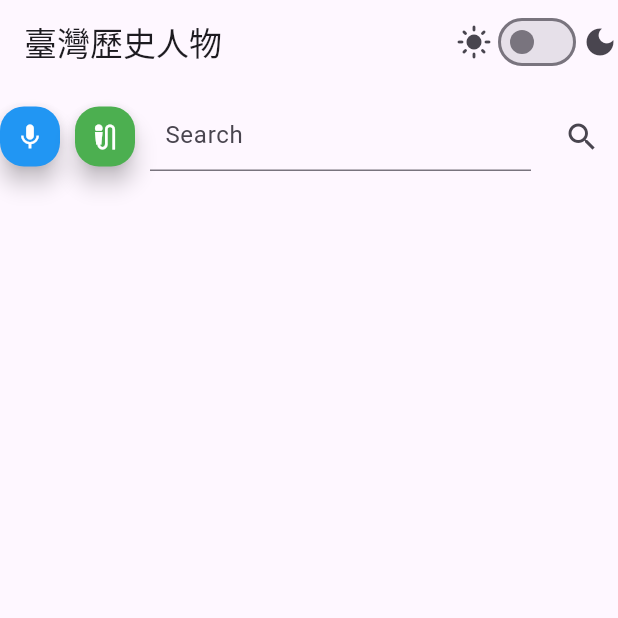
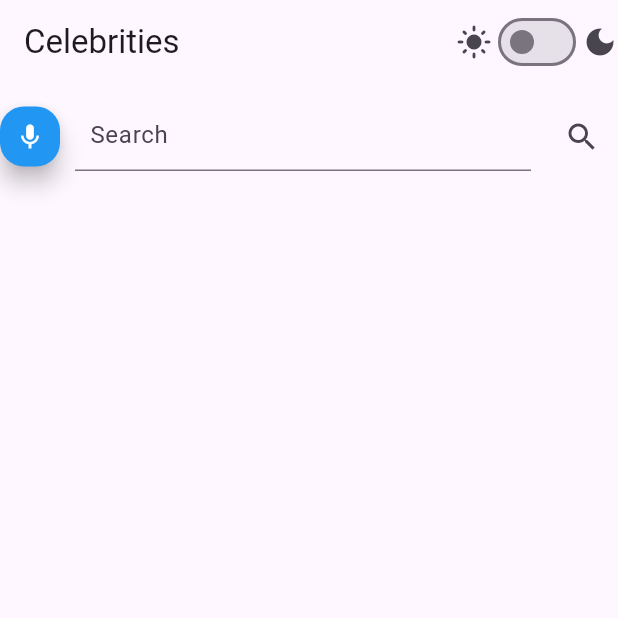
Before and after one commit to cheeseburger6666/History, a Flutter app: the screen it shows after launch, after a tap on the "search" icon, on a phone screen of 412 x 824 dp, the top half of it. Run offline on Flutter 3.47's test engine with Material 3 defaults, Android fonts, the light colour scheme and no system bars; our stand-ins replace flutter_tts, just_audio; missing offline and left inert: record.

Commit message:
stt works omg

```diff
--- a/lib/main.dart
+++ b/lib/main.dart
@@ -7,13 +7,6 @@ import 'package:record/record.dart'; // Record
 import 'package:celebrities/stt.dart';
 import 'package:celebrities/tts.dart';
 import 'package:just_audio/just_audio.dart';
-import 'package:flutter_sound/flutter_sound.dart';
-import 'package:permission_handler/permission_handler.dart';
-import 'package:celebrities/tw_stt.dart'; // 台語 API
-import 'dart:io';          // 提供 File 類別
-import 'dart:convert';     // 提供 base64Encode、jsonDecode
-import 'package:http/http.dart' as http; // 提供 http.post（注意要裝 http 套件）
-
 
 final record = AudioRecorder();
 final player = AudioPlayer();
@@ -51,7 +44,7 @@ class _MyAppState extends State<MyApp> {
   @override
   Widget build(BuildContext context) {
     return MaterialApp(
-      title: '臺灣歷史人物',
+      title: 'Celebrities',
       theme: ThemeData.light(),
       darkTheme: ThemeData.dark(),
       themeMode: _themeMode,
@@ -80,38 +73,127 @@ class HomePage extends StatefulWidget {
 
 
 class _HomePageState extends State<HomePage> {
-  final List _celebrities = [{}];
+  final List _celebrities = [
+    {
+      "name": "Super Craig",
+      "occupation": "Brutalist",
+      "image": "images/Super-craig.webp",
+      "introduction":
+      "無論是不是在扮演超級英雄，超級克雷格·塔克永遠都是「超級」的。超級強壯，超級生氣，超級擅長豎中指讓敵人超級憤怒，然後再超級狠地錘他們一拳。",
+    },
+    {
+      "name": "Human Kite",
+      "occupation": "Elementalist-Blaster",
+      "image": "images/Human-kite.webp",
+      "introduction":
+      "作為對抗風箏迫害的先鋒，風箏俠——亦稱凱爾·布羅夫洛夫斯基，是一位元素使和爆破者的混種，有著爆炸的雷射眼。命運宿敵：來自平行宇宙的風箏俠二號。",
+    },
+    {
+      "name": "Fastpass",
+      "occupation": "Speedster",
+      "image": "images/Fastpass.webp",
+      "introduction":
+      "在白天，他是溫和的單口相聲演員吉米·瓦爾莫，在晚上，他就是一位經典的速行者。速行俠以他超快的速度，隱形的能力與強大的治療能力讓邪惡看不清路，他同時也提供一個非常貼心的快速移動服務。",
+    },
+    {
+      "name": "Mosquito",
+      "occupation": "Hunter-Vampire",
+      "image": "images/Mosquito.webp",
+      "introduction":
+      "被一隻受輻射影響變異的蚊子咬過之後，克萊德·多諾萬就變成了這個超人般的，被稱為蚊子俠的疾病攜帶者。他很樂意吸光罪犯的血，而且他整個人，都噁心極了。",
+    },
+    {
+      "name": "Captain Diabetes",
+      "occupation": "Brutalist",
+      "image": "images/Captain-diabetes.webp",
+      "introduction":
+      "作為糖尿病隊長，斯科特·馬爾金森使用糖尿病的毀滅性力量。身為蠻人，他會熟練運用自己暴力的擊退組合連擊，以及煩人的交友出遊欲望。謹奉告，他真的，真的有糖尿病。",
+    },
+    {
+      "name": "The Coon",
+      "occupation": "Ninja Manimal",
+      "image": "images/The-coon.webp",
+      "introduction":
+      "浣熊俠是誰？一個忍者人獸，一個嗜血冷酷而致命的刺客。他是太空浣熊和以「何妨一試」為人生準則的動物管理員的後裔，其真實身份不明。",
+    },
+    {
+      "name": "Toolshed",
+      "occupation": "Gadgeteer",
+      "image": "images/Toolshed.webp",
+      "introduction":
+      "一道可怕的閃電把亂七八糟的工具轉移到了和藹男孩斯坦·馬什的身上，讓它成為了工具俠，真正的工具大師。不過很可惜，如果只有個錘子，他就沒什麼錘子用了。",
+    },
+    {
+      "name": "Call Girl",
+      "occupation": "Gadgeteer",
+      "image": "images/Call-girl.webp",
+      "introduction":
+      "電話女俠是一名有著好心腸的發明家兼白帽子（White-hat). 無論是在網絡上，還是現實生活中，她都會很暴力地坑罪犯。電話女俠精通於洩密，網絡釣魚，以及減益效果。",
+    },
+    {
+      "name": "Professor Chaos",
+      "occupation": "Blaster-Summoner",
+      "image": "images/Professor-chaos.webp",
+      "introduction":
+      "混沌教授用無情的效率將混沌外包出去，他的那些有些邪惡的計劃得到實施，靠的是他的倉鼠小部下，混沌小孩們，還有墨西哥人。不過只有一個問題，他並不是一個有證的教授。",
+    },
+    {
+      "name": "Mysterion",
+      "occupation": "Netherborn",
+      "image": "images/Mysterion.webp",
+      "introduction":
+      "身為一名無限重生的幽冥族，神秘俠具有人類不該擁有的力量與智慧。在最絕望的緊要關頭他可以變為他的究極形態：神秘俠鬼魂。",
+    },
+    {
+      "name": "Tupperware",
+      "occupation": "Cyborg",
+      "image": "images/Tupperware.webp",
+      "introduction":
+      "一場極小概率的食品儲藏室意外將托肯·布萊克變成了保鮮盒俠，一名生化人超級英雄，他能夠運用自己的力量製造致命的保鮮炮台，也能保證食物的新鮮。",
+    },
+    {
+      "name": "Wonder Tweek",
+      "occupation": "Elementalist",
+      "image": "images/Wonder-tweek.webp",
+      "introduction":
+      "在特維克·特威克人畜無害地觀看天氣頻道時，一場意外的太陽異常現象賦予了他掌控原始地球元素，閃電，水，和咖啡因的能力。",
+    },
+  ];
   List showCelebrities = [];
   final TextEditingController _searchController = TextEditingController();
-  final FlutterSoundRecorder _twRecorder = FlutterSoundRecorder();
-  bool isTwRecording = false;
-  String? _twFilePath;
-
   @override
   void initState() {
     super.initState();
-    _twRecorder.openRecorder();
+    showCelebrities = List.from(_celebrities);
   }
 
   @override
   void dispose() {
     _searchController.dispose();
-    _twRecorder.closeRecorder();
     super.dispose();
   }
 
+  void _searchCelebrities(String keyword) {
+    setState(() {
+      showCelebrities =
+          _celebrities
+              .where(
+                (celebrity) =>
+            celebrity["name"].contains(keyword) ||
+                celebrity["occupation"].contains(keyword),
+          )
+              .toList();
+    });
+  }
+
   bool isRecording = false;
-
-  void _searchCelebrities(String keyword){
-
-  }
 
   @override
   Widget build(BuildContext context) {
     return Scaffold(
       /*appBar: AppBar(title: const Text('Celebrities')),*/
       appBar: AppBar(
-        title: const Text('臺灣歷史人物'),
+        title: const Text('Celebrities'),
         actions: [
           Row(
             children: [
@@ -130,7 +212,6 @@ class _HomePageState extends State<HomePage> {
         children: [
           Row(
             children: [
-              // 中文語音辨識按鈕（藍色）
               SizedBox(
                 width: 40,
                 height: 40,
@@ -138,19 +219,21 @@ class _HomePageState extends State<HomePage> {
                   onPressed: () async {
                     final tempPath = await getTemporaryDirectory();
                     String path = "${tempPath.path}/audio.wav";
-
                     if (isRecording) {
                       // 停止錄音
                       await record.stop();
+
                       String? result = await request(path);
                       if (result != null) {
                         _searchController.text = result;
                       } else {
                         _searchController.text = "";
                       }
+
                       isRecording = false;
                     } else {
                       // 開始錄音
+
                       if (await record.hasPermission()) {
                         await record.start(
                           const RecordConfig(
@@ -160,93 +243,15 @@ class _HomePageState extends State<HomePage> {
                           ),
                           path: path,
                         );
-                        isRecording = true;
                       }
+                      isRecording = true;
                     }
                     setState(() {});
-                  }
-                  , // 用原本的 record + request
+                  },
                   backgroundColor: isRecording ? Colors.red : Colors.blue,
                   label: const Icon(Icons.mic, color: Colors.white, size: 20),
                 ),
               ),
-
-              const SizedBox(width: 10), // 加一點間距
-
-              // 台語語音辨識按鈕（綠色）
-              SizedBox(
-                width: 40,
-                height: 40,
-                child: FloatingActionButton.extended(
-                  onPressed: () async {
-                    final tempDir = await getTemporaryDirectory();
-                    String twPath = '${tempDir.path}/tw_temp.wav';
-
-                    if (isTwRecording) {
-                      await _twRecorder.stopRecorder();
-                      isTwRecording = false;
-
-                      final file = File(twPath);
-                      if (!(await file.exists())) {
-                        _searchController.text = '錄音檔不存在';
-                        return;
-                      }
-
-
-                      // 呼叫 tw_stt.dart 中的辨識 API
-                      final bytes = await File(twPath).readAsBytes();
-                      final base64Audio = base64Encode(bytes);
-
-                      try {
-                        final response = await http.post(
-                          Uri.parse('http://140.116.245.149:5002/proxy'),
-                          headers: {'Content-Type': 'application/json'},
-                          body: jsonEncode({
-                            'lang': 'TA and ZH Medical V1',
-                            'token': '2025@test@asr',
-                            'audio': base64Audio,
-                          }),
-                        );
-                        print('Base64 audio length: ${base64Audio.length}');
-
-
-
-                        if (response.statusCode == 200) {
-                          final result = jsonDecode(response.body);
-                          if (result.containsKey('sentence')) {
-                            _searchController.text = result['sentence'];
-                          } else {
-                            _searchController.text = 'API 回傳缺少 sentence 欄位';
-                          }
-                        } else {
-                          print('辨識失敗 HTTP status: ${response.statusCode}');
-                          print('response body: ${response.body}');
-                          _searchController.text = '辨識失敗：${response.body}';
-                        }
-                      } catch (e) {
-                        print('辨識錯誤細節：$e');
-                        _searchController.text = '辨識過程出錯：$e';
-                      }
-                    } else {
-                      await Permission.microphone.request();
-                      await _twRecorder.startRecorder(
-                        toFile: twPath,
-                        codec: Codec.pcm16WAV,
-                        sampleRate: 16000,
-                        numChannels: 1,
-                      );
-                      isTwRecording = true;
-                    }
-
-                    setState(() {});
-                  }
-                  , // 使用 flutter_sound + tw_stt
-                  backgroundColor: isTwRecording ? Colors.red : Colors.green,
-                  label: const Icon(Icons.mic_external_on, color: Colors.white, size: 20),
-                ),
-              ),
-
-              // 搜尋框
               Expanded(
                 child: Container(
                   margin: const EdgeInsets.all(10),
@@ -260,14 +265,54 @@ class _HomePageState extends State<HomePage> {
                   ),
                 ),
               ),
-
-              // 搜尋按鈕
               IconButton(
                 icon: const Icon(Icons.search),
                 onPressed: () => _searchCelebrities(_searchController.text),
               ),
             ],
-          )
+          ),
+          /*Expanded(
+            child: ListView.builder(
+              itemCount: showCelebrities.length,
+              itemBuilder: (context, index) {
+                return Card(
+                  margin: const EdgeInsets.symmetric(
+                    horizontal: 10,
+                    vertical: 6,
+                  ),
+                  elevation: 4,
+                  shape: RoundedRectangleBorder(
+                    borderRadius: BorderRadius.circular(12),
+                  ),
+                  child: ListTile(
+                    leading: Image.asset(
+                      showCelebrities[index]["image"],
+                      width: 50,
+                      height: 50,
+                      fit: BoxFit.cover,
+                    ),
+                    title: Text(showCelebrities[index]["name"]),
+                    subtitle: Text(showCelebrities[index]["occupation"]),
+                    trailing: IconButton(
+                      onPressed: () {
+                        Navigator.push(
+                          context,
+                          MaterialPageRoute(
+                            builder: (context) {
+                              return CeleBrityDetail(
+                                celebrity: showCelebrities[index],
+                              );
+                            },
+                          ),
+                        );
+                      },
+                      icon: const Icon(Icons.arrow_forward_ios),
+                    ),
+                  ),
+                );
+              },
+            ),
+          ),*/
         ],
       ),
     );
--- a/lib/stt.dart
+++ b/lib/stt.dart
@@ -14,7 +14,7 @@ Future<String?> request(String path) async {
     // 準備請求數據
     Map<String, dynamic> data = {
       "audio": base64Audio,
-      "lang": "STT for course",
+      "lang": "TA and ZH Medical V1",
       "source": "人本and多語",
       "timestamp": false
     };
--- a/pubspec.yaml
+++ b/pubspec.yaml
@@ -30,7 +30,6 @@ environment:
 dependencies:
   flutter:
     sdk: flutter
-
   # The following adds the Cupertino Icons font to your application.
   # Use with the CupertinoIcons class for iOS style icons.
   cupertino_icons: ^1.0.8
@@ -39,8 +38,8 @@ dependencies:
   record: ^6.0.0
   http: ^1.3.0
   flutter_launcher_icons: ^0.14.4
-  flutter_sound: ^9.2.13
-  permission_handler: ^11.3.0
+  flutter_sound: ^9.2.28
+  permission_handler: ^11.0.1
 flutter_launcher_icons:
   android: true
   ios: true
```
